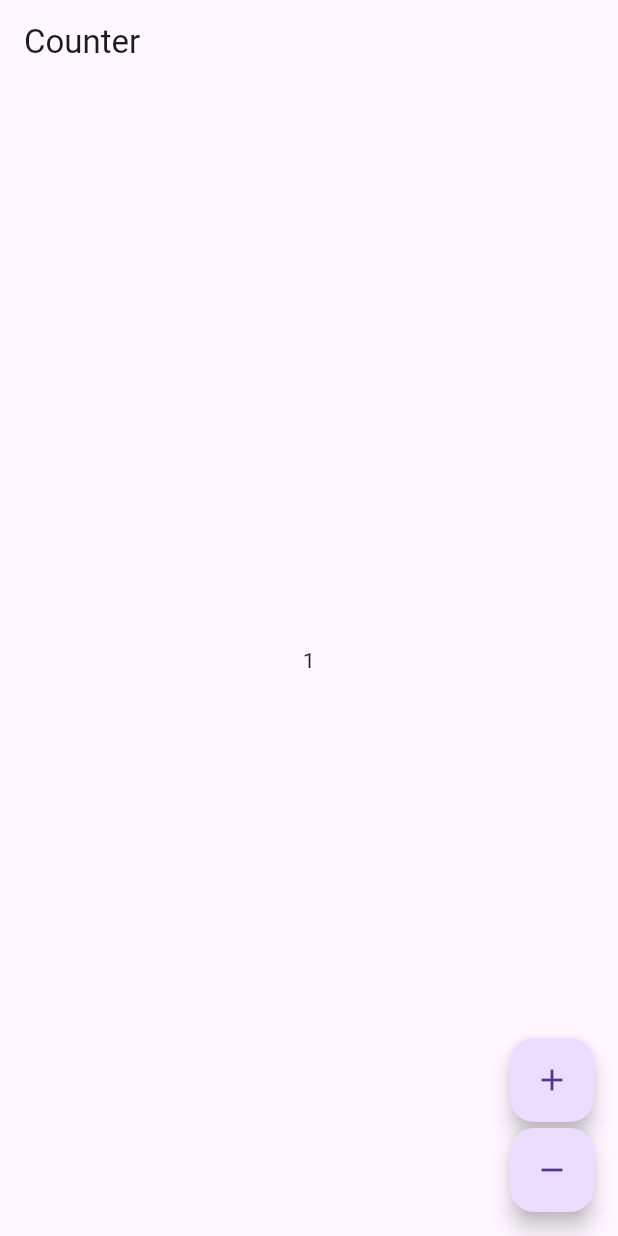
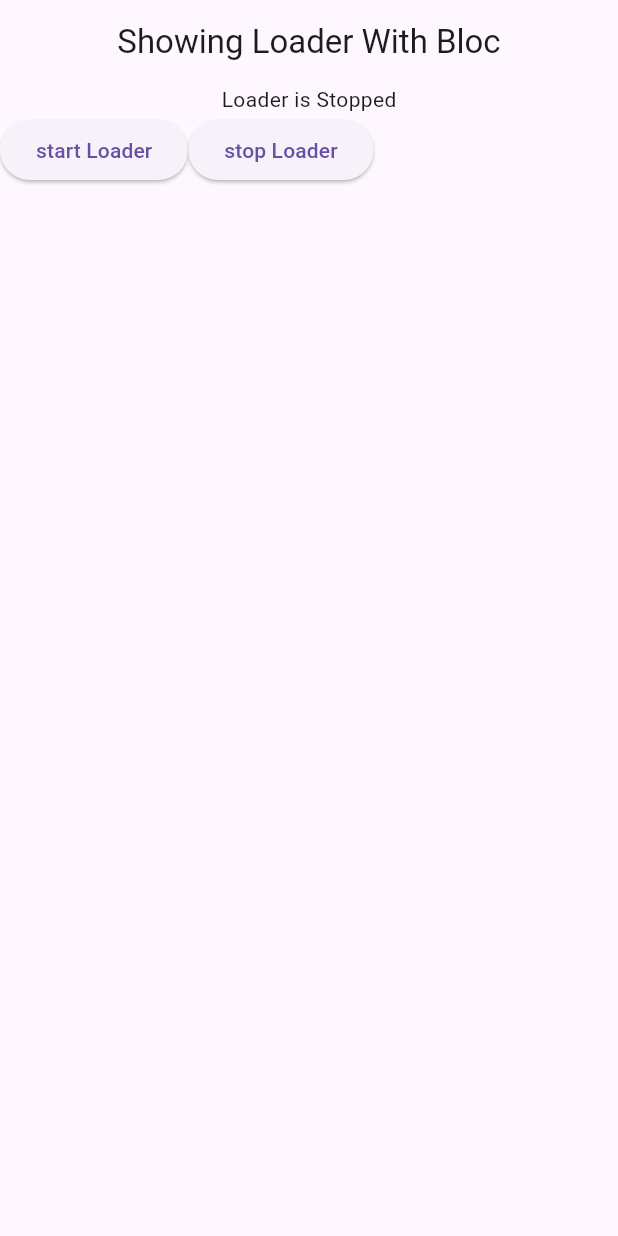
Before and after one commit to muzammileusopht/flutter_bloc_learn, a Flutter app: the screen it shows after launch, on a phone screen of 412 x 824 dp. Run offline on Flutter 3.47's test engine with Material 3 defaults, Android fonts, the phone set to English and light mode, and no system bars; our stand-ins replace bloc, flutter_bloc.

Commit message:
loader bloc eg practice

```diff
--- a/lib/counter_basic_eg/counter_page.dart
+++ b/lib/counter_basic_eg/counter_page.dart
@@ -3,6 +3,8 @@ import 'package:flutter_bloc/flutter_bloc.dart';
 import 'package:flutter_bloc_learn/counter_basic_eg/counter_cubit.dart';
 
 class CounterPage extends StatelessWidget {
+  const CounterPage({super.key});
+
   @override
   Widget build(BuildContext context) {
     return Scaffold(
--- a/lib/main.dart
+++ b/lib/main.dart
@@ -2,6 +2,8 @@ import 'package:flutter/material.dart';
 import 'package:flutter_bloc_learn/counter_basic_eg/counter_cubit.dart';
 import 'package:flutter_bloc_learn/counter_basic_eg/counter_page.dart';
 import 'package:flutter_bloc/flutter_bloc.dart';
+import 'package:flutter_bloc_learn/show_loader_eg/laoder_cubit.dart';
+import 'package:flutter_bloc_learn/show_loader_eg/loader_page.dart';
 
 
 void main() => runApp(CounterApp());
@@ -10,10 +12,35 @@ class CounterApp extends StatelessWidget {
   @override
   Widget build(BuildContext context) {
     return MaterialApp(
-      home: BlocProvider(
-        create: (_) => CounterCubit(),
-        child: CounterPage(),
+      home: MultiBlocProvider(
+        providers: [
+          BlocProvider<CounterCubit>(
+            create: (_) => CounterCubit(),
+          ),
+          BlocProvider<LaoderCubit>(
+            create: (_) => LaoderCubit(),
+          ),
+        ],
+        child: LoaderPage(), // or CounterPage(), based on your UI
       ),
     );
   }
 }
+
+
+// void main() => runApp(CounterApp());
+
+// class CounterApp extends StatelessWidget {
+//   @override
+//   Widget build(BuildContext context) {
+//     return MaterialApp(
+//       home: BlocProvider(create: create)
+//       BlocProvider(
+//         create: (_) => CounterCubit(),
+//         create: (_) => LaoderCubit(),
+//         // child: CounterPage(),
+//         child: LoaderPage(),
+//       ),
+//     );
+//   }
+// }
--- /dev/null
+++ b/lib/show_loader_eg/laoder_cubit.dart
@@ -0,0 +1,10 @@
+import 'package:flutter_bloc/flutter_bloc.dart';
+
+class LaoderCubit extends Cubit<String>{
+  LaoderCubit() : super('stoped');
+
+  void startLoader()=> emit('started');
+  void stopLoader()=> emit('stopped');
+
+
+}
--- /dev/null
+++ b/lib/show_loader_eg/loader_page.dart
@@ -0,0 +1,34 @@
+import 'package:flutter/material.dart';
+import 'package:flutter_bloc/flutter_bloc.dart';
+import 'package:flutter_bloc_learn/show_loader_eg/laoder_cubit.dart';
+
+class LoaderPage extends StatefulWidget {
+  const LoaderPage({super.key});
+
+  @override
+  State<LoaderPage> createState() => _LoaderPageState();
+}
+
+class _LoaderPageState extends State<LoaderPage> {
+  @override
+  Widget build(BuildContext context) {
+    return  Scaffold(
+      appBar: AppBar(title: Text('Showing Loader With Bloc'), centerTitle: true,),
+      body: BlocBuilder <LaoderCubit, String>(
+        builder: (context, ohhloader) => Column(
+          children: [
+            ohhloader == 'started'? CircularProgressIndicator() : Text('Loader is Stopped'),
+
+            Row(
+            children: [
+              ElevatedButton(onPressed: (){context.read<LaoderCubit>().startLoader();}, child: Text('start Loader')),
+              ElevatedButton(onPressed: (){}, child: Text('stop Loader')),
+            ],
+          )
+          ],
+        )
+        )
+
+    );
+  }
+}
```
